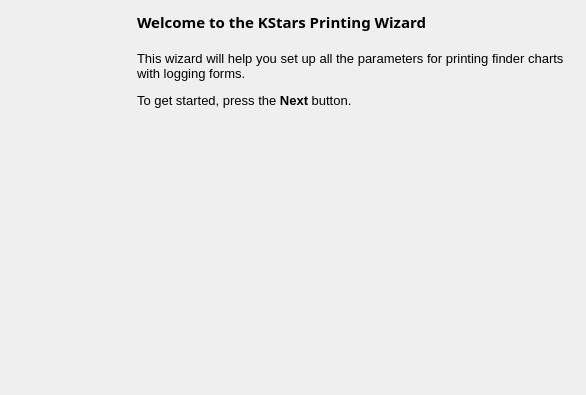
This is kstars/printing/pwizwelcome.ui in KDE/kstars as Qt 5 draws it before an edit. The edited form follows.
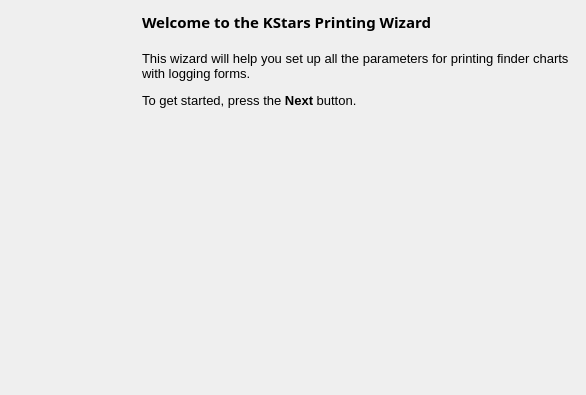
This is the edited form.

Commit message: Added spacer between banner image and step layout in Printing Wizard.

What changed in the file:
```diff
--- a/kstars/printing/pwizwelcome.ui
+++ b/kstars/printing/pwizwelcome.ui
@@ -45,6 +45,22 @@
      </property>
     </widget>
    </item>
+   <item>
+    <spacer name="horSpacer1">
+     <property name="orientation">
+      <enum>Qt::Horizontal</enum>
+     </property>
+     <property name="sizeType">
+      <enum>QSizePolicy::Fixed</enum>
+     </property>
+     <property name="sizeHint" stdset="0">
+      <size>
+       <width>5</width>
+       <height>20</height>
+      </size>
+     </property>
+    </spacer>
+   </item>
    <item>
     <layout class="QVBoxLayout" name="welcomeLayout">
      <property name="spacing">
```
The commit also changes 9 other files.
